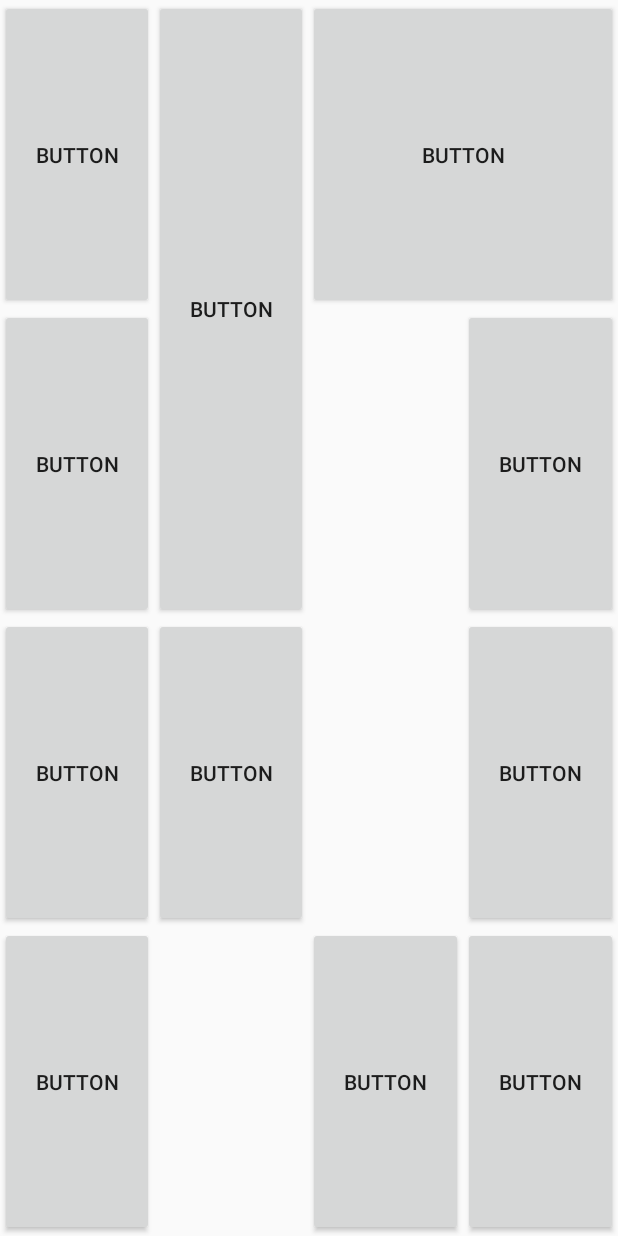
After one commit to YeonHL/Android_kotlin_based_android, an Android app built with Jetpack Compose: the layout grid_layout.xml on its own in the app's theme, with its tools: preview values and no code run, on a phone screen of 412 x 824 dp. The commit adds this screen. Run offline under Robolectric (Android 15) with nearby library versions, the phone set to English and light mode, and no system bars.

Commit message:
feat(layout): Add layout xml

```diff
--- a/Part1/Layout/app/build.gradle
+++ b/Part1/Layout/app/build.gradle
@@ -57,6 +57,7 @@ dependencies {
     implementation 'androidx.compose.ui:ui-tooling-preview'
     implementation 'androidx.compose.material3:material3'
     implementation 'androidx.constraintlayout:constraintlayout:2.1.4'
+    implementation 'androidx.gridlayout:gridlayout:1.0.0'
     testImplementation 'junit:junit:4.13.2'
     androidTestImplementation 'androidx.test.ext:junit:1.1.5'
     androidTestImplementation 'androidx.test.espresso:espresso-core:3.5.1'
--- /dev/null
+++ b/Part1/Layout/app/src/main/res/layout/grid_layout.xml
@@ -0,0 +1,129 @@
+<?xml version="1.0" encoding="utf-8"?>
+<LinearLayout xmlns:android="http://schemas.android.com/apk/res/android"
+    android:layout_width="match_parent"
+    android:layout_height="match_parent"
+    android:orientation="vertical">
+
+
+    <GridLayout
+        android:layout_width="match_parent"
+        android:layout_height="match_parent"
+        android:columnCount="4"
+        android:orientation="vertical"
+        android:rowCount="4">
+
+        <Button
+            android:id="@+id/button9"
+            android:layout_width="wrap_content"
+            android:layout_height="wrap_content"
+            android:layout_row="0"
+            android:layout_rowWeight="1"
+            android:layout_column="2"
+            android:layout_columnSpan="2"
+            android:layout_columnWeight="1"
+            android:text="Button" />
+
+        <Button
+            android:id="@+id/button25"
+            android:layout_width="wrap_content"
+            android:layout_height="wrap_content"
+            android:layout_row="0"
+            android:layout_rowWeight="1"
+            android:layout_column="0"
+            android:layout_columnWeight="1"
+            android:text="Button" />
+
+        <Button
+            android:id="@+id/button26"
+            android:layout_width="wrap_content"
+            android:layout_height="wrap_content"
+            android:layout_row="1"
+            android:layout_rowWeight="1"
+            android:layout_column="0"
+            android:layout_columnWeight="1"
+            android:text="Button" />
+
+        <Button
+            android:id="@+id/button29"
+            android:layout_width="wrap_content"
+            android:layout_height="wrap_content"
+            android:layout_row="2"
+            android:layout_rowWeight="1"
+            android:layout_column="1"
+            android:layout_columnWeight="1"
+            android:text="Button" />
+
+        <Button
+            android:id="@+id/button30"
+            android:layout_width="wrap_content"
+            android:layout_height="wrap_content"
+            android:layout_row="0"
+            android:layout_rowSpan="2"
+            android:layout_rowWeight="1"
+            android:layout_column="1"
+            android:layout_columnWeight="1"
+            android:text="Button" />
+
+        <Button
+            android:id="@+id/button31"
+            android:layout_width="wrap_content"
+            android:layout_height="wrap_content"
+            android:layout_row="1"
+            android:layout_rowWeight="1"
+            android:layout_column="3"
+            android:layout_columnWeight="1"
+            android:text="Button" />
+
+        <Button
+            android:id="@+id/button32"
+            android:layout_width="wrap_content"
+            android:layout_height="wrap_content"
+            android:layout_row="2"
+            android:layout_rowWeight="1"
+            android:layout_column="0"
+            android:layout_columnWeight="1"
+            android:text="Button" />
+
+        <Button
+            android:id="@+id/button34"
+            android:layout_width="wrap_content"
+            android:layout_height="wrap_content"
+            android:layout_row="2"
+            android:layout_rowWeight="1"
+            android:layout_column="3"
+            android:layout_columnWeight="1"
+            android:text="Button" />
+
+        <Button
+            android:id="@+id/button35"
+            android:layout_width="wrap_content"
+            android:layout_height="wrap_content"
+            android:layout_row="3"
+            android:layout_rowWeight="1"
+            android:layout_column="0"
+            android:layout_columnWeight="1"
+            android:text="Button" />
+
+        <Button
+            android:id="@+id/button37"
+            android:layout_width="wrap_content"
+            android:layout_height="wrap_content"
+            android:layout_row="3"
+            android:layout_rowWeight="1"
+            android:layout_column="2"
+            android:layout_columnWeight="1"
+            android:text="Button" />
+
+        <Button
+            android:id="@+id/button38"
+            android:layout_width="wrap_content"
+            android:layout_height="wrap_content"
+            android:layout_row="3"
+            android:layout_rowWeight="1"
+            android:layout_column="3"
+            android:layout_columnWeight="1"
+            android:text="Button" />
+    </GridLayout>
+
+
+</LinearLayout>
```
Also changed, not shown: Part1/Layout/app/src/main/res/layout/constraint_layout.xml (+14 -2 lines), Part1/Layout/app/src/main/res/layout/include_other_layout.xml (added, +11 -0 lines), Part1/Layout/app/src/main/res/layout/space.xml (added, +30 -0 lines).
